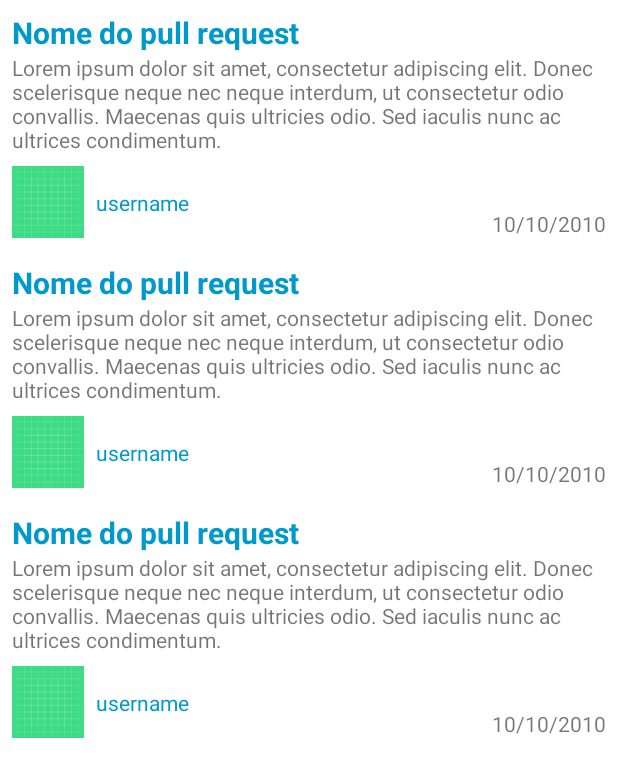
After one commit to bernardomjunior/GitHubApp, an Android app: the layout fragment_pull_request.xml on its own in the app's theme, with its tools: preview values and no code run, on a phone screen of 412 x 824 dp. The commit adds this screen. Shown: the top 777 px of the screen. Run offline under Robolectric (Android 15) with nearby library versions, the phone set to English and light mode, and no system bars.

Commit message:
Adds pull request skeleton

```diff
--- /dev/null
+++ b/app/src/main/java/com/android/githubrepositories/ui/pullRequest/PullRequestFragment.kt
@@ -0,0 +1,32 @@
+package com.android.githubrepositories.ui.pullRequest
+
+import android.os.Bundle
+import android.view.LayoutInflater
+import android.view.View
+import android.view.ViewGroup
+import androidx.fragment.app.Fragment
+import com.android.githubrepositories.databinding.FragmentPullRequestBinding
+
+class PullRequestFragment : Fragment() {
+
+    private var _binding: FragmentPullRequestBinding? = null
+    private val binding get() = _binding!!
+
+    override fun onCreateView(
+        inflater: LayoutInflater,
+        container: ViewGroup?,
+        savedInstanceState: Bundle?
+    ): View {
+        _binding = FragmentPullRequestBinding.inflate(layoutInflater, container, false)
+        return binding.root
+    }
+
+    override fun onViewCreated(view: View, savedInstanceState: Bundle?) {
+        super.onViewCreated(view, savedInstanceState)
+    }
+
+    override fun onDestroyView() {
+        super.onDestroyView()
+        _binding = null
+    }
+}
--- /dev/null
+++ b/app/src/main/res/layout/fragment_pull_request.xml
@@ -0,0 +1,9 @@
+<?xml version="1.0" encoding="utf-8"?>
+<androidx.recyclerview.widget.RecyclerView xmlns:android="http://schemas.android.com/apk/res/android"
+    xmlns:app="http://schemas.android.com/apk/res-auto"
+    xmlns:tools="http://schemas.android.com/tools"
+    android:id="@+id/pull_request_list"
+    android:layout_width="match_parent"
+    android:layout_height="match_parent"
+    app:layoutManager="androidx.recyclerview.widget.LinearLayoutManager"
+    tools:listitem="@layout/list_item_pull_request" />
--- /dev/null
+++ b/app/src/main/res/layout/list_item_pull_request.xml
@@ -0,0 +1,68 @@
+<?xml version="1.0" encoding="utf-8"?>
+<androidx.constraintlayout.widget.ConstraintLayout xmlns:android="http://schemas.android.com/apk/res/android"
+    xmlns:app="http://schemas.android.com/apk/res-auto"
+    xmlns:tools="http://schemas.android.com/tools"
+    android:layout_width="match_parent"
+    android:layout_height="wrap_content">
+
+    <TextView
+        android:id="@+id/textview_pull_request_title"
+        android:layout_width="0dp"
+        android:layout_height="wrap_content"
+        android:layout_margin="@dimen/default_margin"
+        android:maxLines="@integer/small_paragraph"
+        android:textColor="@android:color/holo_blue_dark"
+        android:textSize="@dimen/title_size"
+        android:textStyle="bold"
+        app:layout_constraintEnd_toEndOf="parent"
+        app:layout_constraintStart_toStartOf="parent"
+        app:layout_constraintTop_toTopOf="parent"
+        tools:text="Nome do pull request" />
+
+    <TextView
+        android:id="@+id/textview_pull_request_body"
+        android:layout_width="0dp"
+        android:layout_height="wrap_content"
+        android:maxLines="@integer/big_paragraph"
+        app:layout_constraintEnd_toEndOf="@id/textview_pull_request_title"
+        app:layout_constraintStart_toStartOf="@id/textview_pull_request_title"
+        app:layout_constraintTop_toBottomOf="@id/textview_pull_request_title"
+        tools:text="Lorem ipsum dolor sit amet, consectetur adipiscing elit. Donec scelerisque neque nec neque interdum, ut consectetur odio convallis. Maecenas quis ultricies odio. Sed iaculis nunc ac ultrices condimentum." />
+
+    <ImageView
+        android:id="@+id/pull_request_author_avatar"
+        android:layout_width="@dimen/avatar_size"
+        android:layout_height="@dimen/avatar_size"
+        android:layout_marginTop="@dimen/default_margin"
+        android:layout_marginBottom="@dimen/default_margin"
+        android:contentDescription="@string/pull_request_avatar_content_description"
+        app:layout_constraintBottom_toBottomOf="parent"
+        app:layout_constraintStart_toStartOf="@id/textview_pull_request_body"
+        app:layout_constraintTop_toBottomOf="@id/textview_pull_request_body"
+        tools:src="@drawable/ic_launcher_background" />
+
+    <TextView
+        android:id="@+id/textview_pull_request_author_username"
+        android:layout_width="0dp"
+        android:layout_height="wrap_content"
+        android:layout_margin="@dimen/default_margin"
+        android:ellipsize="end"
+        android:maxLines="@integer/single_line_text"
+        android:textColor="@android:color/holo_blue_dark"
+        android:textSize="@dimen/highlighted_text_size"
+        app:layout_constraintBottom_toBottomOf="@id/pull_request_author_avatar"
+        app:layout_constraintEnd_toStartOf="@id/textview_pull_request_date"
+        app:layout_constraintStart_toEndOf="@id/pull_request_author_avatar"
+        app:layout_constraintTop_toTopOf="@id/pull_request_author_avatar"
+        tools:text="username" />
+
+    <TextView
+        android:id="@+id/textview_pull_request_date"
+        android:layout_width="wrap_content"
+        android:layout_height="wrap_content"
+        app:layout_constraintBottom_toBottomOf="@id/pull_request_author_avatar"
+        app:layout_constraintEnd_toEndOf="@id/textview_pull_request_body"
+        tools:text="10/10/2010" />
+
+
+</androidx.constraintlayout.widget.ConstraintLayout>
--- a/app/src/main/res/navigation/nav_graph.xml
+++ b/app/src/main/res/navigation/nav_graph.xml
@@ -8,7 +8,17 @@
     <fragment
         android:id="@+id/repositoryListFragment"
         android:name="com.android.githubrepositories.ui.repositoryList.RepositoryListFragment"
-        android:label="ListFragment"
-        tools:layout="@layout/fragment_repository_list"/>
+        android:label="RepositoryListFragment"
+        tools:layout="@layout/fragment_repository_list">
+        <action
+            android:id="@+id/action_repositoryListFragment_to_pullRequestFragment"
+            app:destination="@id/pullRequestFragment" />
+    </fragment>
+
+    <fragment
+        android:id="@+id/pullRequestFragment"
+        android:name="com.android.githubrepositories.ui.pullRequest.PullRequestFragment"
+        android:label="PullRequestList"
+        tools:layout="@layout/fragment_pull_request"/>
 
 </navigation>
--- a/app/src/main/res/values/integers.xml
+++ b/app/src/main/res/values/integers.xml
@@ -2,4 +2,6 @@
 <resources>
     <integer name="single_line_text">1</integer>
     <integer name="small_paragraph">3</integer>
+    <integer name="big_paragraph">5</integer>
+    <integer name="avatar_icon_size">48</integer>
 </resources>
--- a/app/src/main/res/values/strings.xml
+++ b/app/src/main/res/values/strings.xml
@@ -8,6 +8,10 @@
     <string name="fork_icon_content_description">Repository fork count icon.</string>
     <!--  end region repositories  -->
 
+    <!--  begin region pullRequest  -->
+    <string name="pull_request_avatar_content_description">Pull request creator avatar image.</string>
+    <!--  end region pullRequest  -->
+
     <!--  begin region error  -->
     <string name="connection_problem">Could not connect with github.</string>
     <string name="unknown_error">An unexpected error occurred.</string>
```
